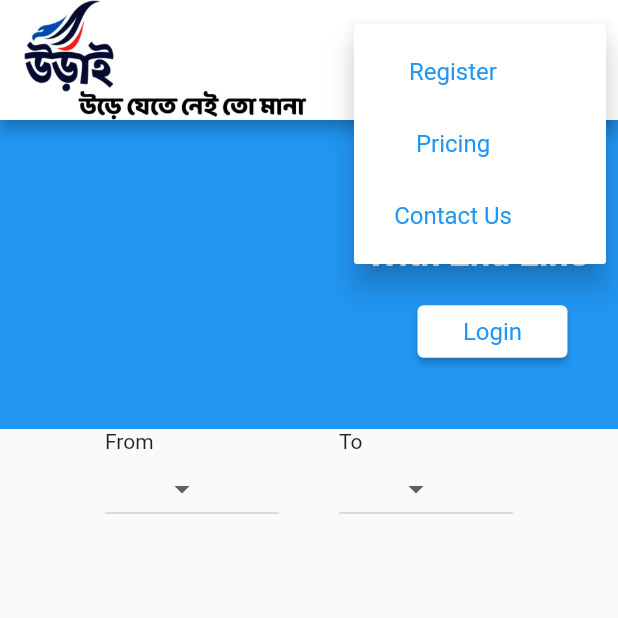
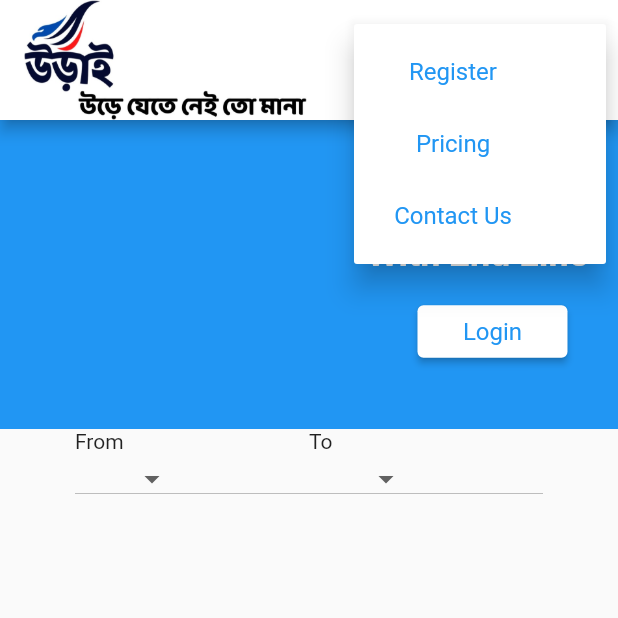
Before and after one commit to Anabilsarker/Urai-Delivery-Service, a Flutter app: the screen it shows after launch, after a tap on the "dehaze" icon, on a phone screen of 412 x 824 dp, the top half of it. Run offline on Flutter 3.47's test engine with Material 2 defaults, Android fonts, the phone set to English and light mode, and no system bars.

Commit message:
Updated Button Style

```diff
--- a/lib/responsiveWidgets/responsive_appbar.dart
+++ b/lib/responsiveWidgets/responsive_appbar.dart
@@ -20,10 +20,11 @@ class ResponsiveAppBar extends StatelessWidget {
   Widget desktopAppBarView() {
     return Row(
       children: <Widget>[
-        Padding(padding: const EdgeInsets.only(), child: CustomButton.textButton(Variables.pricing, _dummy)),
-        Padding(padding: const EdgeInsets.only(), child: CustomButton.textButton(Variables.contactUs, _dummy)),
-        Padding(padding: const EdgeInsets.only(left: 20.0), child: CustomButton.outlinedButton(Variables.register, _dummy)),
-        Padding(padding: const EdgeInsets.only(left: 20.0, right: 20.0), child: CustomButton.elevatedButton(Variables.login, _dummy)),
+        Padding(padding: const EdgeInsets.only(), child: CustomButton.textButton(content: Variables.pricing, onPressed: _dummy)),
+        Padding(padding: const EdgeInsets.only(), child: CustomButton.textButton(content: Variables.contactUs, onPressed: _dummy)),
+        Padding(padding: const EdgeInsets.only(left: 20.0), child: CustomButton.outlinedButton(content: Variables.register, onPressed: _dummy)),
+        Padding(
+            padding: const EdgeInsets.only(left: 20.0, right: 20.0), child: CustomButton.elevatedButton(content: Variables.login, onPressed: _dummy)),
       ],
     );
   }
@@ -33,7 +34,7 @@ class ResponsiveAppBar extends StatelessWidget {
       children: <Widget>[
         Padding(
           padding: const EdgeInsets.only(right: 20.0),
-          child: CustomButton.outlinedButton(Variables.login, _dummy, height: 30, width: 80, fontSize: 14),
+          child: CustomButton.outlinedButton(content: Variables.login, onPressed: _dummy, height: 30, width: 80, fontSize: 14),
         ),
         PopupMenuButton(
           icon: const Icon(
@@ -41,9 +42,9 @@ class ResponsiveAppBar extends StatelessWidget {
             color: Colors.blue,
           ),
           itemBuilder: (context) => [
-            PopupMenuItem(child: CustomButton.textButton(Variables.register, _dummy)),
-            PopupMenuItem(child: CustomButton.textButton(Variables.pricing, _dummy)),
-            PopupMenuItem(child: CustomButton.textButton(Variables.contactUs, _dummy)),
+            PopupMenuItem(child: CustomButton.textButton(content: Variables.register, onPressed: _dummy)),
+            PopupMenuItem(child: CustomButton.textButton(content: Variables.pricing, onPressed: _dummy)),
+            PopupMenuItem(child: CustomButton.textButton(content: Variables.contactUs, onPressed: _dummy)),
           ],
         )
       ],
--- a/lib/responsiveWidgets/responsive_body.dart
+++ b/lib/responsiveWidgets/responsive_body.dart
@@ -34,7 +34,7 @@ class ResponsiveBody extends StatelessWidget {
                     child: Text("Our Motto\nWith 2nd Line", style: CustomTextStyle.mottoTextBody)),
                 Padding(
                     padding: const EdgeInsets.only(left: 20.0, right: 20.0),
-                    child: CustomButton.elevatedButton(Variables.login, _dummy, foreground: Colors.blue, background: Colors.white)),
+                    child: CustomButton.elevatedButton(content: Variables.login, onPressed: _dummy, foreground: Colors.blue, background: Colors.white)),
               ],
             )
           ],
@@ -48,23 +48,10 @@ class ResponsiveBody extends StatelessWidget {
       width: screenWidth - 100,
       child: Table(
         children: <TableRow>[
-          const TableRow(children: <Widget>[
-            Padding(padding: EdgeInsets.only(left: 20.0, right: 20.0), child: Text("From")),
-            Padding(padding: EdgeInsets.only(left: 20.0, right: 20.0), child: Text("To"))
-          ]),
+          const TableRow(children: <Widget>[Text("From"), Text("To")]),
           TableRow(children: <Widget>[
-            Padding(
-                padding: const EdgeInsets.only(left: 20.0, right: 20.0),
-                child: DropdownButton(
-                  items: drop,
-                  onChanged: _dummy2,
-                )),
-            Padding(
-                padding: const EdgeInsets.only(left: 20.0, right: 20.0),
-                child: DropdownButton(
-                  items: drop,
-                  onChanged: _dummy2,
-                )),
+            CustomButton.dropdownButton(items: drop, onChanged: _dummy2),
+            CustomButton.dropdownButton(items: drop, onChanged: _dummy2),
           ]),
         ],
       ),
--- a/lib/styles/custom_button.dart
+++ b/lib/styles/custom_button.dart
@@ -2,8 +2,14 @@ import 'package:flutter/material.dart';
 import 'package:urai_web/main.dart';
 
 class CustomButton {
-  static SizedBox elevatedButton(String content, void Function() pressedEvent,
-      {double height = 35.0, double width = 100.0, double fontSize = 16, dynamic foreground, dynamic background}) {
+  static SizedBox elevatedButton(
+      {required String content,
+      required void Function() onPressed,
+      double height = 35.0,
+      double width = 100.0,
+      double fontSize = 16,
+      dynamic foreground,
+      dynamic background}) {
     background ??= theme.colorScheme.primary;
     foreground ??= theme.colorScheme.onBackground;
     ButtonStyle elevatedButtonStyle =
@@ -13,15 +19,17 @@ class CustomButton {
       height: height,
       width: width,
       child: ElevatedButton(
-        onPressed: pressedEvent,
+        onPressed: onPressed,
         style: elevatedButtonStyle,
         child: Text(content),
       ),
     );
   }
 
-  static SizedBox outlinedButton(String content, void Function() pressedEvent,
-      {double height = 35.0,
+  static SizedBox outlinedButton(
+      {required String content,
+      required void Function() onPressed,
+      double height = 35.0,
       double width = 100.0,
       double fontSize = 16,
       double borderWidth = 0.5,
@@ -41,15 +49,21 @@ class CustomButton {
       height: height,
       width: width,
       child: OutlinedButton(
-        onPressed: pressedEvent,
+        onPressed: onPressed,
         style: outlinedButtonStyle,
         child: Text(content),
       ),
     );
   }
 
-  static SizedBox textButton(String content, void Function() pressedEvent,
-      {double height = 35.0, double width = 100.0, double fontSize = 16, dynamic foreground, dynamic background}) {
+  static SizedBox textButton(
+      {required String content,
+      required void Function() onPressed,
+      double height = 35.0,
+      double width = 100.0,
+      double fontSize = 16,
+      dynamic foreground,
+      dynamic background}) {
     ButtonStyle textButtonStyle =
         OutlinedButton.styleFrom(textStyle: TextStyle(fontSize: fontSize), foregroundColor: foreground, backgroundColor: background);
 
@@ -57,10 +71,24 @@ class CustomButton {
       height: height,
       width: width,
       child: TextButton(
-        onPressed: pressedEvent,
+        onPressed: onPressed,
         style: textButtonStyle,
         child: Text(content),
       ),
     );
   }
+
+  static SizedBox dropdownButton({
+    required List<DropdownMenuItem<dynamic>> items,
+    required void Function(dynamic) onChanged,
+    double height = 35.0,
+    double width = 100.0,
+    double fontSize = 16,
+  }) {
+    return SizedBox(
+      height: height,
+      width: width,
+      child: DropdownButton(items: items, onChanged: onChanged),
+    );
+  }
 }
```
